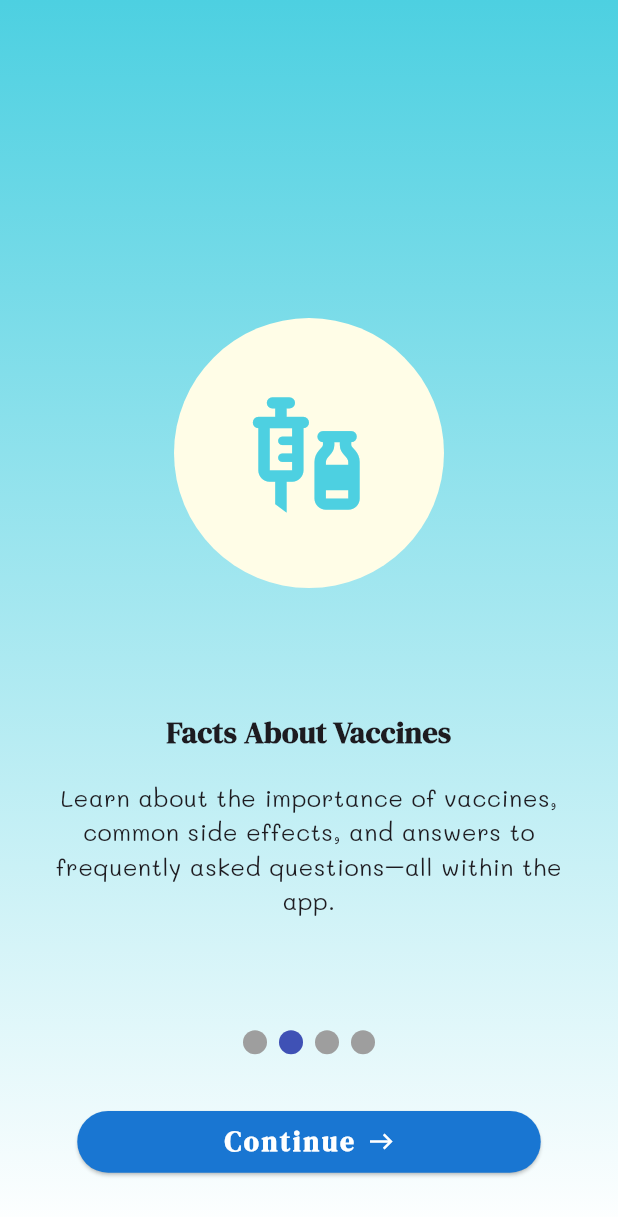
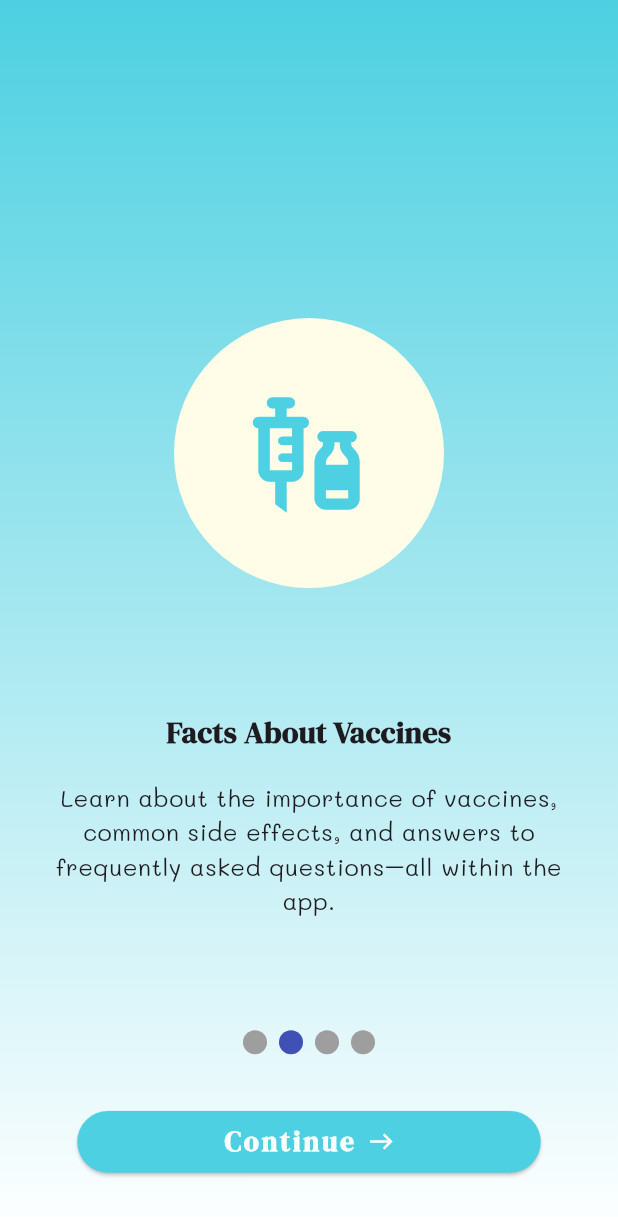
Before and after one commit to patriajasel/vaccination_tracker_app, a Flutter app: the screen it shows after launch, after a tap on "Get Started", on a phone screen of 412 x 824 dp. Shown: the top 1217 px of the screen. Run offline on Flutter 3.47's test engine with Material 3 defaults, Android fonts, the phone set to English and light mode, and no system bars; drawn by our look-alikes of smooth_page_indicator; our stand-ins replace cloud_firestore, firebase_auth, firebase_storage, flutter_riverpod, fluttertoast, image_picker and 2 more; missing offline and left inert: syncfusion_flutter_pdfviewer; accounts and stored records are empty.

Commit message:
Intro page update

```diff
--- a/lib/pages/intro_page.dart
+++ b/lib/pages/intro_page.dart
@@ -1,4 +1,5 @@
 import 'package:flutter/material.dart';
+import 'package:shared_preferences/shared_preferences.dart';
 import 'package:smooth_page_indicator/smooth_page_indicator.dart';
 import 'package:vaccination_tracker_app/pages/intro_screens/intro_page_1.dart';
 import 'package:vaccination_tracker_app/pages/intro_screens/intro_page_2.dart';
@@ -43,9 +44,9 @@ class _OnBoardingPageState extends State<OnBoardingPage> {
 
     return Scaffold(
       body: Container(
-        decoration:  BoxDecoration(
+        decoration: BoxDecoration(
           gradient: LinearGradient(
-            colors: [Colors.blue.shade900, Colors.white],
+            colors: [Colors.cyan.shade300, Colors.white],
             begin: Alignment.topCenter,
             end: Alignment.bottomCenter,
           ),
@@ -70,23 +71,27 @@ class _OnBoardingPageState extends State<OnBoardingPage> {
             Container(
               alignment: const Alignment(0.0, 0.9),
               child: ElevatedButton(
-                onPressed: () {
-                  setState(() {
-                    if (_currentPage == 3) {
+                onPressed: () async {
+                  if (_currentPage == 3) {
+                    final prefs = await SharedPreferences.getInstance();
+                    await prefs.setBool('isFirstTime', false);
+                    setState(() {
                       Navigator.push(
                           context,
                           MaterialPageRoute(
                               builder: (context) => const StartPage()));
-                    } else {
+                    });
+                  } else {
+                    setState(() {
                       _pageController.nextPage(
                           duration: const Duration(milliseconds: 300),
                           curve: Curves.easeInOut);
-                    }
-                  });
+                    });
+                  }
                 },
                 style: ElevatedButton.styleFrom(
                     fixedSize: Size(screenWidth * 0.75, screenHeight * 0.05),
-                    backgroundColor: Colors.blue.shade700),
+                    backgroundColor: Colors.cyan.shade300),
                 child: Row(
                   mainAxisAlignment: MainAxisAlignment.center,
                   children: [
```
